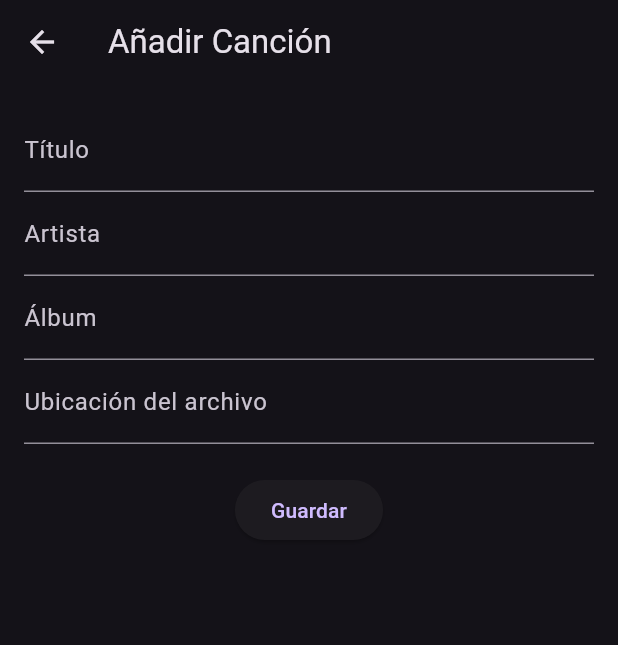
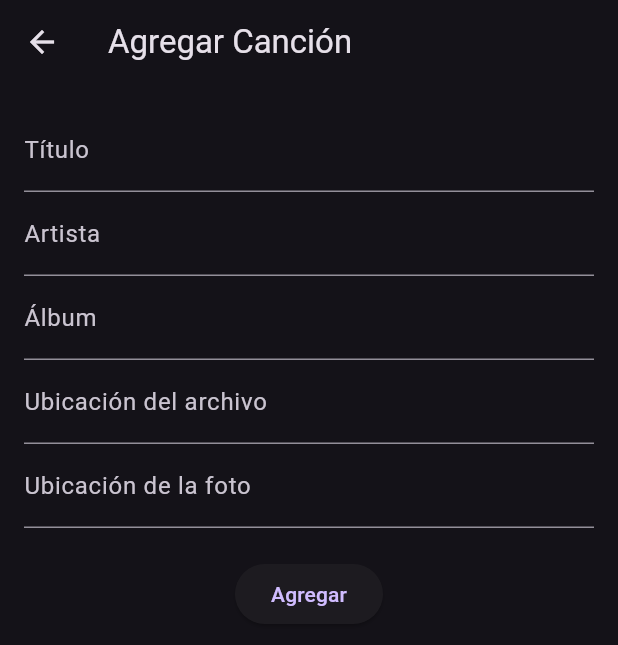
Before and after one commit to Bran2Joestar/ITCC_21610476_Base_de_Datos_Local, a Flutter app: the screen it shows after launch, after a tap on the "add" icon, on a phone screen of 412 x 824 dp. Shown: the top 645 px of the screen. Run offline on Flutter 3.47's test engine with Material 3 defaults, Android fonts, the light colour scheme and no system bars; our stand-ins replace sqflite; accounts and stored records are empty.

Commit message:
Expancion en la base de datos

```diff
--- /dev/null
+++ b/devtools_options.yaml
@@ -0,0 +1,3 @@
+description: This file stores settings for Dart & Flutter DevTools.
+documentation: https://docs.flutter.dev/tools/devtools/extensions#configure-extension-enablement-states
+extensions:
--- a/lib/add_song_screen.dart
+++ b/lib/add_song_screen.dart
@@ -13,25 +13,26 @@ class _AddSongScreenState extends State<AddSongScreen> {
   final TextEditingController artistController = TextEditingController();
   final TextEditingController albumController = TextEditingController();
   final TextEditingController pathController = TextEditingController();
+  final TextEditingController photoController =
+      TextEditingController(); // Para la ubicación de la foto
 
-  Future<void> _saveSong() async {
+  Future<void> _addSong() async {
     final song = {
       'title': titleController.text,
       'artist': artistController.text,
       'album': albumController.text,
       'path': pathController.text,
+      'photo': photoController.text, // Agregar la ubicación de la foto
+      'likes': 0, // Por defecto
     };
     await DatabaseHelper.instance.insertSong(song);
-
-    if (mounted) {
-      Navigator.pop(context);
-    }
+    Navigator.pop(context);
   }
 
   @override
   Widget build(BuildContext context) {
     return Scaffold(
-      appBar: AppBar(title: const Text('Añadir Canción')),
+      appBar: AppBar(title: const Text('Agregar Canción')),
       body: Padding(
         padding: const EdgeInsets.all(16.0),
         child: Column(
@@ -54,8 +55,14 @@ class _AddSongScreenState extends State<AddSongScreen> {
                 labelText: 'Ubicación del archivo',
               ),
             ),
+            TextField(
+              controller: photoController,
+              decoration: const InputDecoration(
+                labelText: 'Ubicación de la foto',
+              ), // Campo para la foto
+            ),
             const SizedBox(height: 20),
-            ElevatedButton(onPressed: _saveSong, child: const Text('Guardar')),
+            ElevatedButton(onPressed: _addSong, child: const Text('Agregar')),
           ],
         ),
       ),
--- a/lib/database_helper.dart
+++ b/lib/database_helper.dart
@@ -2,36 +2,64 @@ import 'package:sqflite/sqflite.dart';
 import 'package:path/path.dart';
 
 class DatabaseHelper {
-  static final DatabaseHelper instance = DatabaseHelper._init();
+  static final DatabaseHelper instance = DatabaseHelper._privateConstructor();
   static Database? _database;
 
-  DatabaseHelper._init();
+  DatabaseHelper._privateConstructor();
 
   Future<Database> get database async {
     if (_database != null) return _database!;
-    _database = await _initDB('songs.db');
+    _database = await _initDatabase();
     return _database!;
   }
 
-  Future<Database> _initDB(String filePath) async {
-    final dbPath = await getDatabasesPath();
-    final path = join(dbPath, filePath);
-
+  Future<Database> _initDatabase() async {
+    String path = join(await getDatabasesPath(), 'songs.db');
     return await openDatabase(
       path,
-      version: 1,
-      onCreate: (db, version) async {
+      version: 2, // Asegúrate de incrementar la versión
+      onCreate: _createDatabase,
+      onUpgrade: _upgradeDatabase,
+    );
+  }
+
+  Future<void> _createDatabase(Database db, int version) async {
     await db.execute('''
       CREATE TABLE songs (
         id INTEGER PRIMARY KEY AUTOINCREMENT,
         title TEXT,
         artist TEXT,
         album TEXT,
-            path TEXT
+        path TEXT,
+        photo TEXT,
+        likes INTEGER DEFAULT 0
       )
     ''');
-      },
-    );
+  }
+
+  Future<void> _upgradeDatabase(
+    Database db,
+    int oldVersion,
+    int newVersion,
+  ) async {
+    if (oldVersion < 2) {
+      await db.execute('''
+        ALTER TABLE songs ADD COLUMN photo TEXT
+      ''');
+      await db.execute('''
+        ALTER TABLE songs ADD COLUMN likes INTEGER DEFAULT 0
+      ''');
+    }
+  }
+
+  Future<List<Map<String, dynamic>>> fetchSongs() async {
+    final db = await instance.database;
+    return await db.query('songs');
+  }
+
+  Future<int> insertSong(Map<String, dynamic> row) async {
+    final db = await instance.database;
+    return await db.insert('songs', row);
   }
 
   Future<int> updateSong(Map<String, dynamic> row) async {
@@ -48,14 +76,4 @@ class DatabaseHelper {
     final db = await instance.database;
     return await db.delete('songs', where: 'id = ?', whereArgs: [id]);
   }
-
-  Future<int> insertSong(Map<String, dynamic> row) async {
-    final db = await instance.database;
-    return await db.insert('songs', row);
 }
-
-  Future<List<Map<String, dynamic>>> fetchSongs() async {
-    final db = await instance.database;
-    return await db.query('songs');
-  }
-}
--- a/lib/edit_song_screen.dart
+++ b/lib/edit_song_screen.dart
@@ -13,6 +13,8 @@ class _EditSongScreenState extends State<EditSongScreen> {
   final TextEditingController artistController = TextEditingController();
   final TextEditingController albumController = TextEditingController();
   final TextEditingController pathController = TextEditingController();
+  final TextEditingController photoController =
+      TextEditingController(); // Para la ubicación de la foto
 
   int? songId;
 
@@ -26,6 +28,7 @@ class _EditSongScreenState extends State<EditSongScreen> {
     artistController.text = args['artist'];
     albumController.text = args['album'];
     pathController.text = args['path'];
+    photoController.text = args['photo']; // Cargar la ubicación de la foto
   }
 
   Future<void> _updateSong() async {
@@ -35,11 +38,11 @@ class _EditSongScreenState extends State<EditSongScreen> {
       'artist': artistController.text,
       'album': albumController.text,
       'path': pathController.text,
+      'photo': photoController.text, // Agregar la ubicación de la foto
+      'likes': 0, // Mantener el valor de likes
     };
     await DatabaseHelper.instance.updateSong(song);
-
-    // Regresar a la pantalla anterior y actualizar la lista
-    Navigator.pop(context, true); // Pasar un valor true para indicar un cambio
+    Navigator.pop(context, true);
   }
 
   @override
@@ -68,6 +71,12 @@ class _EditSongScreenState extends State<EditSongScreen> {
                 labelText: 'Ubicación del archivo',
               ),
             ),
+            TextField(
+              controller: photoController,
+              decoration: const InputDecoration(
+                labelText: 'Ubicación de la foto',
+              ), // Campo para la foto
+            ),
             const SizedBox(height: 20),
             ElevatedButton(
               onPressed: _updateSong,
--- a/lib/main.dart
+++ b/lib/main.dart
@@ -1,6 +1,5 @@
 import 'package:base_datos_musica/edit_song_screen.dart';
 import 'package:flutter/material.dart';
-import 'database_helper.dart';
 import 'song_list_screen.dart';
 import 'add_song_screen.dart';
 import 'player_screen.dart';
@@ -32,6 +31,8 @@ class MusicPlayerApp extends StatelessWidget {
             artist: args['artist'],
             album: args['album'],
             path: args['path'],
+            photo: args['photo'], // Añadir este parámetro
+            likes: args['likes'], // Añadir este parámetro
           );
         },
       },
```
Also changed, not shown: lib/player_screen.dart (+20 -1 lines), lib/song_list_screen.dart (+16 -1 lines), 1 other file. Lines whose indentation alone changed are shown as unchanged.
